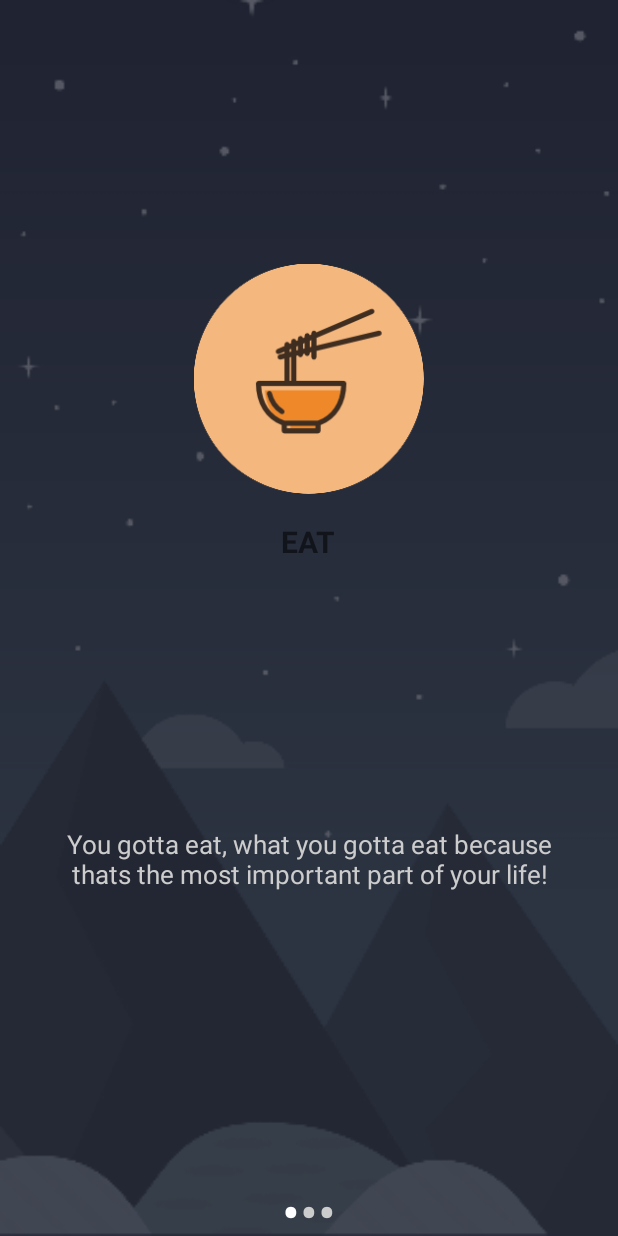
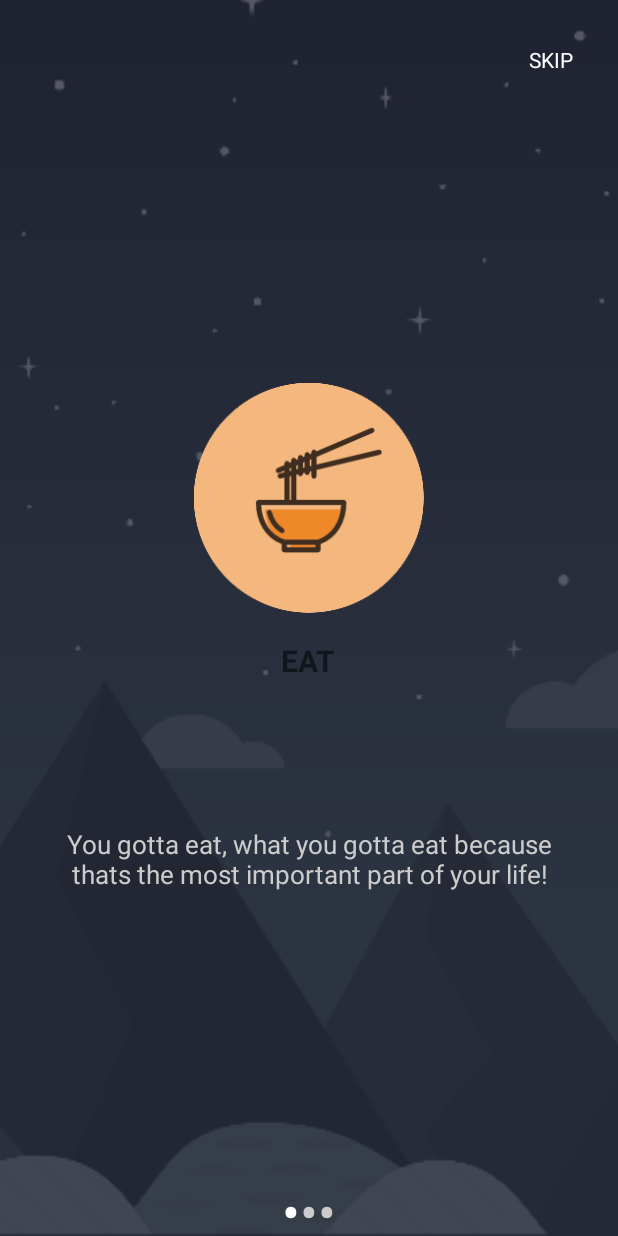
Before and after one commit to rohitksingh/IBM-HACK2, an Android app: the screen it shows after launch once a user with an empty profile is signed in (GetStartedActivity), on a phone screen of 412 x 824 dp. Run offline under Robolectric (Android 15) with nearby library versions, the light colour scheme and no system bars; our stand-ins replace Firebase (no records; nobody signed in at launch, a user with empty details on screens opened directly).

Commit message:
Added Skip Intro

```diff
--- a/LoginUI/app/src/main/java/com/example/user_pc/loginui/GetStartedActivity.java
+++ b/LoginUI/app/src/main/java/com/example/user_pc/loginui/GetStartedActivity.java
@@ -1,11 +1,14 @@
 package com.example.user_pc.loginui;
 
+import android.content.Intent;
 import android.support.v4.view.ViewPager;
 import android.support.v7.app.AppCompatActivity;
 import android.os.Bundle;
 import android.text.Html;
+import android.view.View;
 import android.widget.LinearLayout;
 import android.widget.TextView;
+import android.widget.Toast;
 
 public class GetStartedActivity extends AppCompatActivity {
 
@@ -13,6 +16,7 @@ public class GetStartedActivity extends AppCompatActivity {
     private LinearLayout mDotLayout;
     private SliderAdaptor sliderAdaptor;
     private TextView[] mDots;
+    private TextView skip;
 
     @Override
     protected void onCreate(Bundle savedInstanceState) {
@@ -26,12 +30,26 @@ public class GetStartedActivity extends AppCompatActivity {
         addDotsIndicator(0);
 
         mSlideViewPager.addOnPageChangeListener(viewListener);
+
+        skip.setOnClickListener(new View.OnClickListener() {
+
+            @Override
+            public void onClick(View v) {
+
+                Toast.makeText(GetStartedActivity.this, "Hey", Toast.LENGTH_LONG).show();
+
+                Intent intent = new Intent(GetStartedActivity.this, FormActivity.class);
+                startActivity(intent);
+            }
+        });
     }
 
     private void setupUIViews() {
         mSlideViewPager = (ViewPager) findViewById(R.id.slide_view_pager);
         mDotLayout = (LinearLayout) findViewById(R.id.dots_layout);
         sliderAdaptor = new SliderAdaptor( GetStartedActivity.this);
+        skip = findViewById(R.id.skipIntro);
+
     }
 
     public void addDotsIndicator( int position ) {
--- a/LoginUI/app/src/main/java/com/example/user_pc/loginui/LoginActivity.java
+++ b/LoginUI/app/src/main/java/com/example/user_pc/loginui/LoginActivity.java
@@ -74,7 +74,10 @@ public class LoginActivity extends AppCompatActivity {
             public void onClick(View v) {
                 // TODO : Validatethe fields first
                 Toast.makeText(LoginActivity.this, "Starting Validation", Toast.LENGTH_LONG);
-                validate(usernameEt.getText().toString().trim(), passwordEt.getText().toString().trim());
+                //validate(usernameEt.getText().toString().trim(), passwordEt.getText().toString().trim()); //<-- Uncomment
+
+                startActivity(new Intent(LoginActivity.this, GetStartedActivity.class));
+
             }
         });
 
--- a/LoginUI/app/src/main/res/layout/activity_get_started.xml
+++ b/LoginUI/app/src/main/res/layout/activity_get_started.xml
@@ -6,11 +6,24 @@
     android:layout_height="match_parent"
     android:background="@drawable/get_started_background"
     tools:context=".GetStartedActivity">
+    <TextView
+        android:id="@+id/skipIntro"
+        android:layout_width="wrap_content"
+        android:layout_height="wrap_content"
+        android:text="SKIP"
+        android:textColor="#ffffff"
+        android:layout_alignParentTop="true"
+        android:layout_alignParentRight="true"
+        android:layout_margin="30dp"
+
+        />
 
     <android.support.v4.view.ViewPager
         android:id="@+id/slide_view_pager"
         android:layout_width="match_parent"
-        android:layout_height="match_parent"></android.support.v4.view.ViewPager>
+        android:layout_height="match_parent"
+        android:layout_below="@id/skipIntro"
+        ></android.support.v4.view.ViewPager>
 
     <LinearLayout
         android:id="@+id/dots_layout"
```
